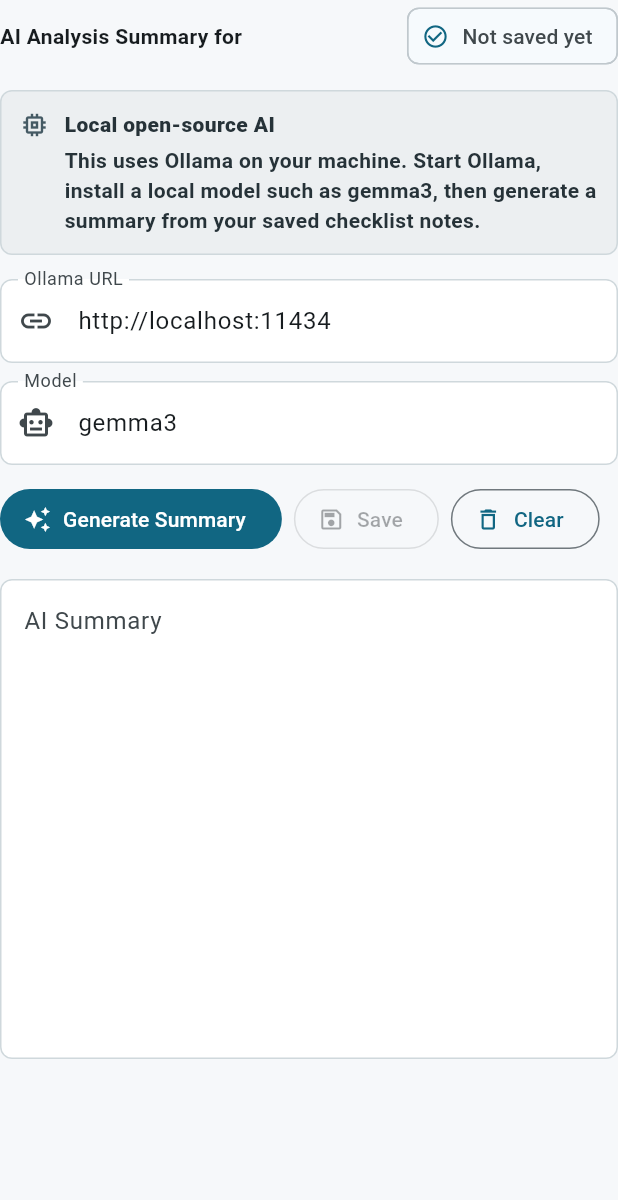
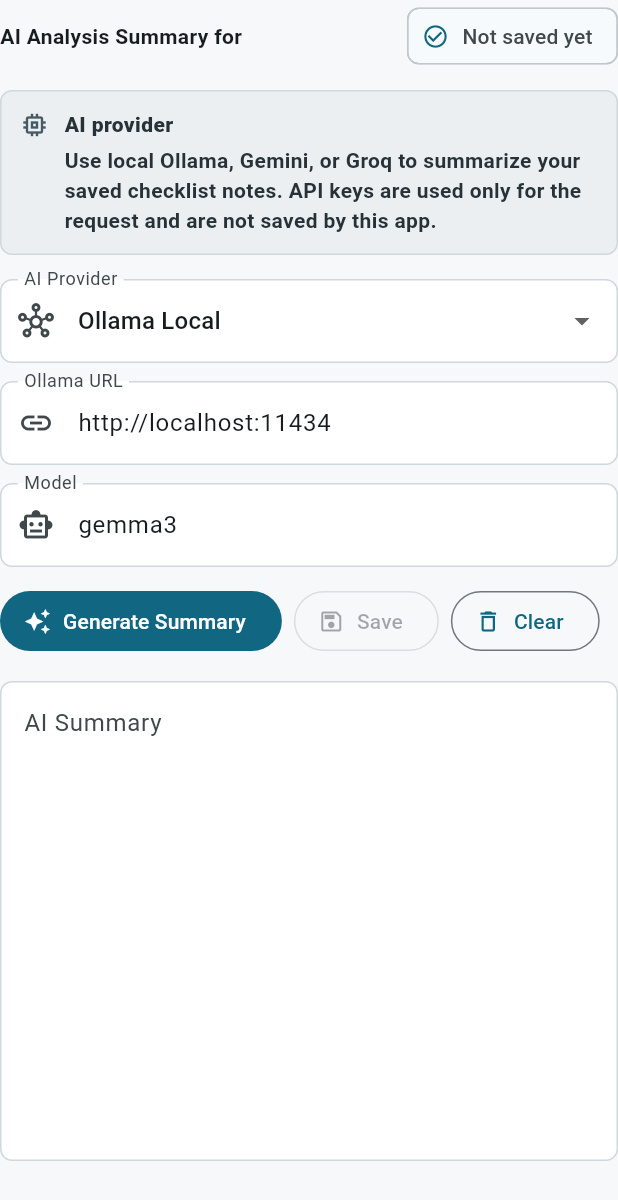
Before and after one commit to lamadipen/stock_analyzer, a Flutter app: the AiAnalysisSummaryContent widget shown alone on an empty page, opened directly with empty values, on a phone screen of 412 x 824 dp. Shown: the top 1200 px of the screen. Run offline on Flutter 3.47's test engine with Material 3 defaults, Android fonts, the phone set to English and light mode, and no system bars; our stand-ins replace shared_preferences; accounts and stored records are empty.

Commit message:
Added AI analysis

```diff
--- a/stock_analyzer_app/lib/features/stock_analyzer/presentation/widgets/ai_analysis_summary_content.dart
+++ b/stock_analyzer_app/lib/features/stock_analyzer/presentation/widgets/ai_analysis_summary_content.dart
@@ -22,8 +22,10 @@
   final TextEditingController _modelController = TextEditingController(
     text: 'gemma3',
   );
+  final TextEditingController _apiKeyController = TextEditingController();
   final TextEditingController _summaryController = TextEditingController();
 
+  AiAnalysisProvider _provider = AiAnalysisProvider.ollama;
   bool _isLoading = true;
   bool _isGenerating = false;
   bool _isSaving = false;
@@ -48,6 +50,10 @@
     }
 
     if (data != null) {
+      _provider = AiAnalysisProvider.values.firstWhere(
+        (provider) => provider.name == '${data['provider'] ?? ''}',
+        orElse: () => AiAnalysisProvider.ollama,
+      );
       _baseUrlController.text = '${data['baseUrl'] ?? _baseUrlController.text}'
           .trim();
       _modelController.text = '${data['model'] ?? _modelController.text}'
@@ -65,10 +71,12 @@
   Future<void> _generateSummary() async {
     final model = _modelController.text.trim();
     final baseUrl = _baseUrlController.text.trim();
+    final apiKey = _apiKeyController.text.trim();
 
-    if (model.isEmpty || baseUrl.isEmpty) {
+    if (model.isEmpty ||
+        (_provider == AiAnalysisProvider.ollama && baseUrl.isEmpty)) {
       setState(() {
-        _errorMessage = 'Enter an Ollama URL and model name.';
+        _errorMessage = 'Enter a provider URL and model name.';
       });
       return;
     }
@@ -87,8 +95,10 @@
         data: analysisData,
       );
       final summary = await const OllamaAiService().generateAnalysisSummary(
+        provider: _provider,
         baseUrl: baseUrl,
         model: model,
+        apiKey: apiKey,
         analysisMarkdown: markdown,
       );
 
@@ -119,6 +129,7 @@
       section: StockAnalysisStorage.aiAnalysisSummarySection,
       data: {
         'savedAt': savedAt.toIso8601String(),
+        'provider': _provider.name,
         'baseUrl': _baseUrlController.text.trim(),
         'model': _modelController.text.trim(),
         'summary': _summaryController.text.trim(),
@@ -158,6 +169,7 @@
   void dispose() {
     _baseUrlController.dispose();
     _modelController.dispose();
+    _apiKeyController.dispose();
     _summaryController.dispose();
     super.dispose();
   }
@@ -188,13 +200,39 @@
         ),
         const SizedBox(height: 12),
         const AppNote(
-          title: 'Local open-source AI',
+          title: 'AI provider',
           icon: Icons.memory,
           child: Text(
-            'This uses Ollama on your machine. Start Ollama, install a local model such as gemma3, then generate a summary from your saved checklist notes.',
+            'Use local Ollama, Gemini, or Groq to summarize your saved checklist notes. API keys are used only for the request and are not saved by this app.',
           ),
         ),
         const SizedBox(height: 16),
+        DropdownButtonFormField<AiAnalysisProvider>(
+          initialValue: _provider,
+          decoration: const InputDecoration(
+            labelText: 'AI Provider',
+            border: OutlineInputBorder(),
+            prefixIcon: Icon(Icons.hub_outlined),
+          ),
+          items: AiAnalysisProvider.values.map((provider) {
+            return DropdownMenuItem(
+              value: provider,
+              child: Text(provider.label),
+            );
+          }).toList(),
+          onChanged: (provider) {
+            if (provider == null) {
+              return;
+            }
+
+            setState(() {
+              _provider = provider;
+              _modelController.text = _defaultModelFor(provider);
+              _errorMessage = null;
+            });
+          },
+        ),
+        const SizedBox(height: 12),
         LayoutBuilder(
           builder: (context, constraints) {
             final isNarrow = constraints.maxWidth < 680;
@@ -211,23 +249,43 @@
               controller: _modelController,
               decoration: const InputDecoration(
                 labelText: 'Model',
-                hintText: 'gemma3',
+                hintText: 'gemma3, gemini-2.5-flash, llama-3.3-70b-versatile',
                 border: OutlineInputBorder(),
                 prefixIcon: Icon(Icons.smart_toy_outlined),
               ),
             );
+            final apiKeyField = TextField(
+              controller: _apiKeyController,
+              obscureText: true,
+              decoration: InputDecoration(
+                labelText: '${_provider.label} API Key',
+                hintText: 'Paste your API key',
+                border: const OutlineInputBorder(),
+                prefixIcon: const Icon(Icons.key),
+              ),
+            );
+
+            final fields = [
+              if (_provider == AiAnalysisProvider.ollama) urlField,
+              modelField,
+              if (_provider != AiAnalysisProvider.ollama) apiKeyField,
+            ];
 
             if (isNarrow) {
               return Column(
-                children: [urlField, const SizedBox(height: 12), modelField],
+                children: fields
+                    .expand((field) => [field, const SizedBox(height: 12)])
+                    .take(fields.length * 2 - 1)
+                    .toList(),
               );
             }
 
             return Row(
               children: [
-                Expanded(flex: 3, child: urlField),
-                const SizedBox(width: 12),
-                Expanded(flex: 2, child: modelField),
+                for (var i = 0; i < fields.length; i++) ...[
+                  Expanded(flex: i == 0 ? 3 : 2, child: fields[i]),
+                  if (i != fields.length - 1) const SizedBox(width: 12),
+                ],
               ],
             );
           },
@@ -286,4 +344,12 @@
       ],
     );
   }
+
+  String _defaultModelFor(AiAnalysisProvider provider) {
+    return switch (provider) {
+      AiAnalysisProvider.ollama => 'gemma3',
+      AiAnalysisProvider.gemini => 'gemini-2.5-flash',
+      AiAnalysisProvider.groq => 'llama-3.3-70b-versatile',
+    };
+  }
 }
```
Also changed, not shown: stock_analyzer_app/lib/core/services/ollama_ai_service.dart (+166 -9 lines), 1 other file.
